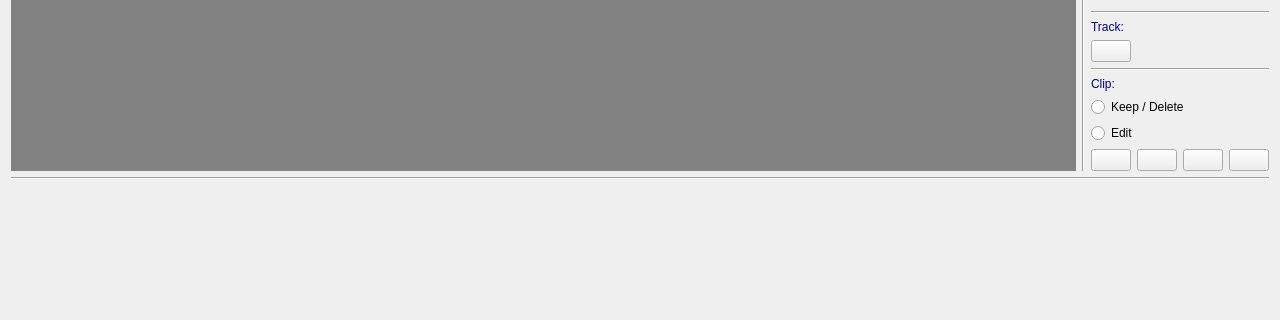
First picture: the form in mainwindow.ui, repository sisi16/stop-motion, before the edit; both pictures show x 0 to 1280 and y 182 to 502 of the 1280 by 720 pixel window.
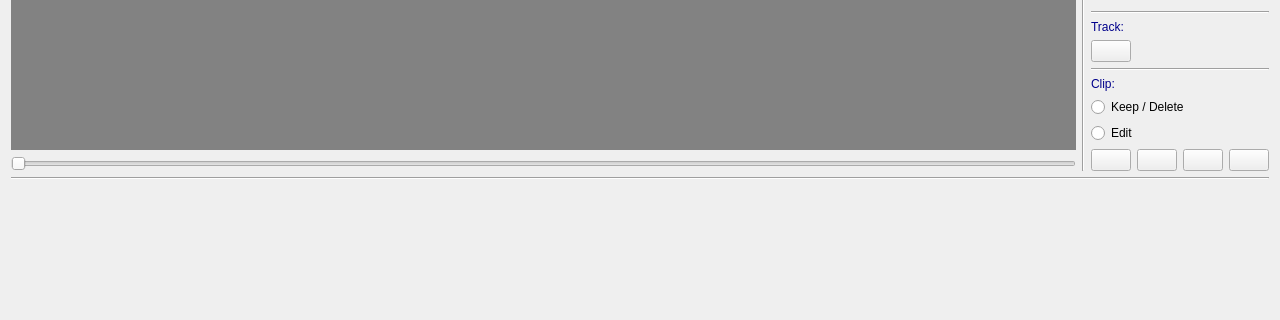
Second picture: the form after the edit. Icons and pictures are not drawn.

Patch:
```diff
--- a/mainwindow.ui
+++ b/mainwindow.ui
@@ -41,6 +41,19 @@
         </property>
        </widget>
       </item>
+      <item>
+       <widget class="QSlider" name="frame_slider">
+        <property name="sizePolicy">
+         <sizepolicy hsizetype="Expanding" vsizetype="Fixed">
+          <horstretch>0</horstretch>
+          <verstretch>0</verstretch>
+         </sizepolicy>
+        </property>
+        <property name="orientation">
+         <enum>Qt::Horizontal</enum>
+        </property>
+       </widget>
+      </item>
      </layout>
     </item>
     <item row="1" column="4">
```
